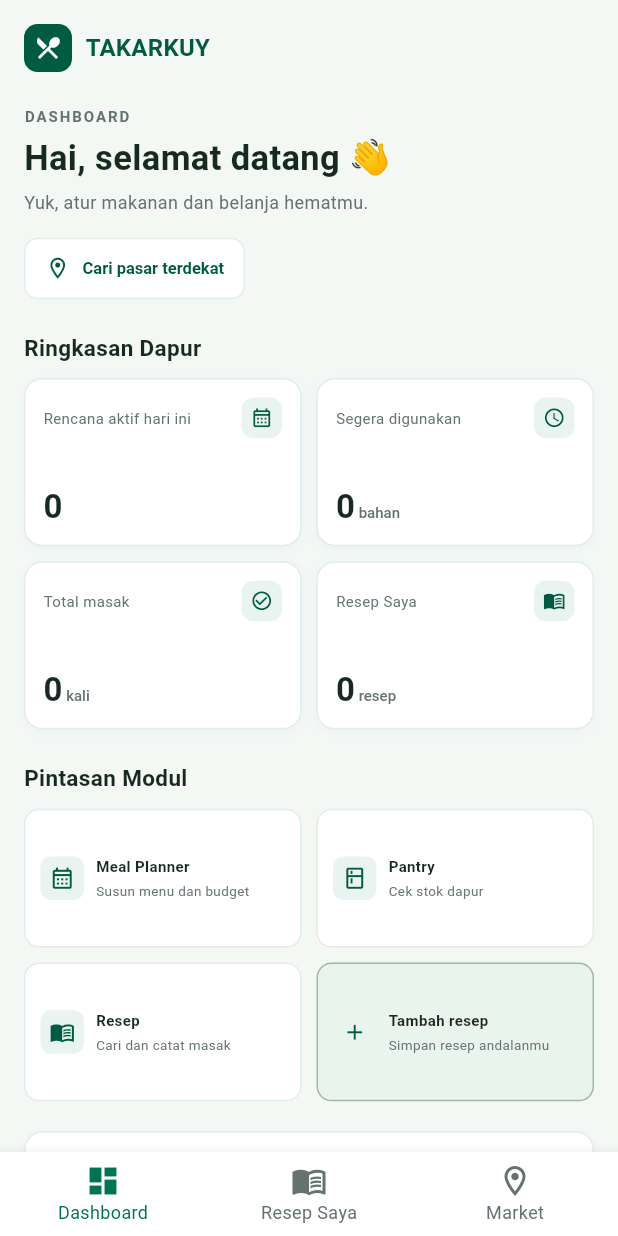
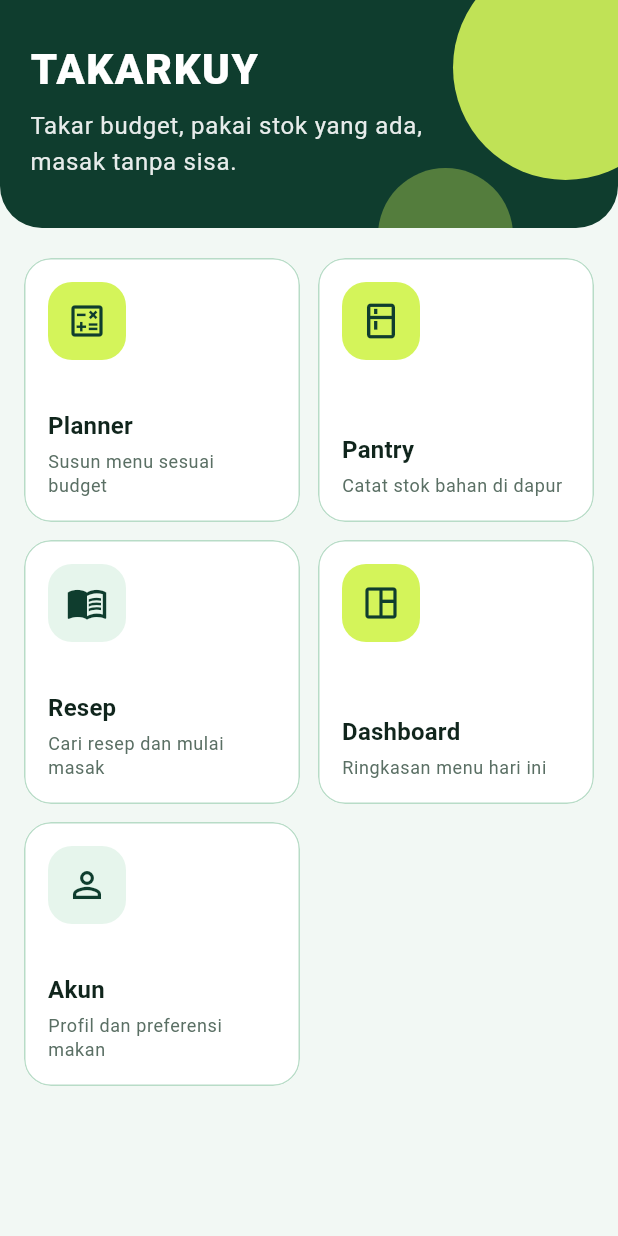
Before and after one commit to PBPUY-11-C/TAKARKUY-APK, a Flutter app: the screen it shows after launch, on a phone screen of 412 x 824 dp. Run offline on Flutter 3.47's test engine with Material 3 defaults, Android fonts, the phone set to English and light mode, and no system bars.

Commit message:
feat: halaman awal dengan tombol tiap modul dan sambungkan pintasan Dashboard

```diff
--- a/lib/dashboard/screens/dashboard_screen.dart
+++ b/lib/dashboard/screens/dashboard_screen.dart
@@ -1,4 +1,7 @@
 import 'package:flutter/material.dart';
+
+import 'package:takarkuy_apk/pantry/screens/pantry_page.dart';
+import 'package:takarkuy_apk/planner/planner_page.dart';
 
 const Color primaryGreen = Color(0xFF007452);
 const Color darkGreen = Color(0xFF005B40);
@@ -151,15 +154,23 @@ class DashboardHome extends StatelessWidget {
                       mainAxisSpacing: 10,
                       childAspectRatio: isWide ? 2.55 : 2.0,
                       children: [
-                        const ShortcutCard(
+                        ShortcutCard(
                           title: 'Meal Planner',
                           subtitle: 'Susun menu dan budget',
                           icon: Icons.calendar_month_outlined,
+                          onTap: () => Navigator.push(
+                            context,
+                            MaterialPageRoute(builder: (_) => const PlannerPage()),
+                          ),
                         ),
-                        const ShortcutCard(
+                        ShortcutCard(
                           title: 'Pantry',
                           subtitle: 'Cek stok dapur',
                           icon: Icons.kitchen_outlined,
+                          onTap: () => Navigator.push(
+                            context,
+                            MaterialPageRoute(builder: (_) => const PantryPage()),
+                          ),
                         ),
                         ShortcutCard(
                           title: 'Resep',
--- a/lib/main.dart
+++ b/lib/main.dart
@@ -1,25 +1,28 @@
 import 'package:flutter/material.dart';
-import 'dashboard/screens/dashboard_screen.dart';
+
+import 'package:takarkuy_apk/screens/menu.dart';
 
 void main() {
-  runApp(const MyApp());
+  runApp(const TakarKuyApp());
 }
 
-class MyApp extends StatelessWidget {
-  const MyApp({super.key});
+/// Akar aplikasi: tema mengikuti warna hijau versi web agar kedua versi terasa satu produk.
+class TakarKuyApp extends StatelessWidget {
+  const TakarKuyApp({super.key});
 
   @override
   Widget build(BuildContext context) {
     return MaterialApp(
+      title: 'TAKARKUY',
       debugShowCheckedModeBanner: false,
-      title: 'TAKARKUY',
       theme: ThemeData(
         colorScheme: ColorScheme.fromSeed(
-          seedColor: Colors.green,
+          seedColor: TakarKuyColors.green,
+          primary: TakarKuyColors.green,
         ),
-        useMaterial3: true,
+        scaffoldBackgroundColor: TakarKuyColors.canvas,
       ),
-      home: const DashboardScreen(),
+      home: const MenuPage(),
     );
   }
 }
--- /dev/null
+++ b/lib/screens/menu.dart
@@ -0,0 +1,227 @@
+import 'package:flutter/material.dart';
+
+import 'package:takarkuy_apk/dashboard/screens/dashboard_screen.dart';
+import 'package:takarkuy_apk/pantry/screens/pantry_page.dart';
+import 'package:takarkuy_apk/planner/planner_page.dart';
+
+/// Warna dari design system web (static/takarkuy/base.css).
+class TakarKuyColors {
+  static const green = Color(0xFF0F3D2E);
+  static const lime = Color(0xFFD4F45A);
+  static const soft = Color(0xFFE6F5EC);
+  static const line = Color(0xFFB8DCC7);
+  static const ink = Color(0xFF10251C);
+  static const muted = Color(0xFF5A6F64);
+  static const canvas = Color(0xFFF2F8F4);
+}
+
+/// Satu tombol modul di halaman awal; `page` null berarti halamannya belum dibuat.
+class ModuleItem {
+  const ModuleItem(this.name, this.description, this.icon, {this.page});
+
+  final String name;
+  final String description;
+  final IconData icon;
+  final Widget? page;
+}
+
+/// Halaman awal aplikasi: header TAKARKUY dan kartu menuju kelima modul.
+class MenuPage extends StatelessWidget {
+  const MenuPage({super.key});
+
+  static const modules = [
+    ModuleItem('Planner', 'Susun menu sesuai budget', Icons.calculate_outlined,
+        page: PlannerPage()),
+    ModuleItem('Pantry', 'Catat stok bahan di dapur', Icons.kitchen_outlined,
+        page: PantryPage()),
+    ModuleItem('Resep', 'Cari resep dan mulai masak', Icons.menu_book_outlined),
+    ModuleItem('Dashboard', 'Ringkasan menu hari ini', Icons.space_dashboard_outlined,
+        page: DashboardScreen()),
+    ModuleItem('Akun', 'Profil dan preferensi makan', Icons.person_outline),
+  ];
+
+  @override
+  Widget build(BuildContext context) {
+    return Scaffold(
+      body: CustomScrollView(
+        slivers: [
+          const SliverToBoxAdapter(child: _Header()),
+          SliverPadding(
+            padding: const EdgeInsets.fromLTRB(16, 20, 16, 24),
+            sliver: SliverLayoutBuilder(
+              builder: (context, constraints) => SliverGrid(
+                gridDelegate: SliverGridDelegateWithFixedCrossAxisCount(
+                  // Responsif: 2 kolom di HP, 3 kolom di tablet atau browser lebar.
+                  crossAxisCount: constraints.crossAxisExtent >= 600 ? 3 : 2,
+                  mainAxisSpacing: 12,
+                  crossAxisSpacing: 12,
+                  // Tinggi tetap, bukan rasio, supaya teks tidak terpotong di layar sempit.
+                  mainAxisExtent: 176,
+                ),
+                delegate: SliverChildListDelegate(
+                  [for (final item in modules) ModuleCard(item)],
+                ),
+              ),
+            ),
+          ),
+        ],
+      ),
+    );
+  }
+}
+
+class _Header extends StatelessWidget {
+  const _Header();
+
+  @override
+  Widget build(BuildContext context) {
+    return Container(
+      decoration: const BoxDecoration(
+        color: TakarKuyColors.green,
+        borderRadius: BorderRadius.vertical(bottom: Radius.circular(28)),
+      ),
+      clipBehavior: Clip.antiAlias,
+      child: Stack(
+        children: [
+          // Lingkaran lime sebagai aksen, ditumpuk di belakang teks dengan Stack.
+          const Positioned(right: -40, top: -30, child: _Blob(size: 150, opacity: 0.9)),
+          const Positioned(right: 70, bottom: -50, child: _Blob(size: 90, opacity: 0.35)),
+          SafeArea(
+            bottom: false,
+            child: Padding(
+              padding: const EdgeInsets.fromLTRB(20, 28, 20, 32),
+              child: Column(
+                crossAxisAlignment: CrossAxisAlignment.start,
+                children: [
+                  Text(
+                    'TAKARKUY',
+                    style: Theme.of(context).textTheme.headlineMedium?.copyWith(
+                          color: Colors.white,
+                          fontWeight: FontWeight.w800,
+                          letterSpacing: 1,
+                        ),
+                  ),
+                  const SizedBox(height: 8),
+                  Text(
+                    'Takar budget, pakai stok yang ada,\nmasak tanpa sisa.',
+                    style: Theme.of(context)
+                        .textTheme
+                        .bodyLarge
+                        ?.copyWith(color: Colors.white.withValues(alpha: 0.9)),
+                  ),
+                ],
+              ),
+            ),
+          ),
+        ],
+      ),
+    );
+  }
+}
+
+class _Blob extends StatelessWidget {
+  const _Blob({required this.size, required this.opacity});
+
+  final double size;
+  final double opacity;
+
+  @override
+  Widget build(BuildContext context) {
+    return Container(
+      width: size,
+      height: size,
+      decoration: BoxDecoration(
+        color: TakarKuyColors.lime.withValues(alpha: opacity),
+        shape: BoxShape.circle,
+      ),
+    );
+  }
+}
+
+/// Kartu modul yang sedikit mengecil saat ditekan (AnimatedScale), lalu membuka halamannya
+/// atau memberi tahu bahwa halamannya segera hadir.
+class ModuleCard extends StatefulWidget {
+  const ModuleCard(this.item, {super.key});
+
+  final ModuleItem item;
+
+  @override
+  State<ModuleCard> createState() => _ModuleCardState();
+}
+
+class _ModuleCardState extends State<ModuleCard> {
+  bool _pressed = false;
+
+  void _open() {
+    final page = widget.item.page;
+    if (page != null) {
+      Navigator.push(context, MaterialPageRoute(builder: (_) => page));
+      return;
+    }
+    ScaffoldMessenger.of(context)
+      ..hideCurrentSnackBar()
+      ..showSnackBar(
+        SnackBar(
+          behavior: SnackBarBehavior.floating,
+          content: Text('Halaman ${widget.item.name} segera hadir.'),
+        ),
+      );
+  }
+
+  @override
+  Widget build(BuildContext context) {
+    final item = widget.item;
+    return AnimatedScale(
+      scale: _pressed ? 0.94 : 1,
+      duration: const Duration(milliseconds: 120),
+      curve: Curves.easeOut,
+      child: Material(
+        color: Colors.white,
+        shape: RoundedRectangleBorder(
+          borderRadius: BorderRadius.circular(18),
+          side: const BorderSide(color: TakarKuyColors.line),
+        ),
+        clipBehavior: Clip.antiAlias,
+        child: InkWell(
+          onTap: _open,
+          onHighlightChanged: (pressed) => setState(() => _pressed = pressed),
+          child: Padding(
+            padding: const EdgeInsets.all(16),
+            child: Column(
+              crossAxisAlignment: CrossAxisAlignment.start,
+              children: [
+                Container(
+                  width: 52,
+                  height: 52,
+                  decoration: BoxDecoration(
+                    color: item.page != null ? TakarKuyColors.lime : TakarKuyColors.soft,
+                    borderRadius: BorderRadius.circular(16),
+                  ),
+                  child: Icon(item.icon, color: TakarKuyColors.green, size: 28),
+                ),
+                const Spacer(),
+                Text(
+                  item.name,
+                  style: Theme.of(context).textTheme.titleMedium?.copyWith(
+                        color: TakarKuyColors.ink,
+                        fontWeight: FontWeight.w700,
+                      ),
+                ),
+                const SizedBox(height: 4),
+                Text(
+                  item.description,
+                  maxLines: 2,
+                  overflow: TextOverflow.ellipsis,
+                  style: Theme.of(context)
+                      .textTheme
+                      .bodySmall
+                      ?.copyWith(color: TakarKuyColors.muted),
+                ),
+              ],
+            ),
+          ),
+        ),
+      ),
+    );
+  }
+}
```
